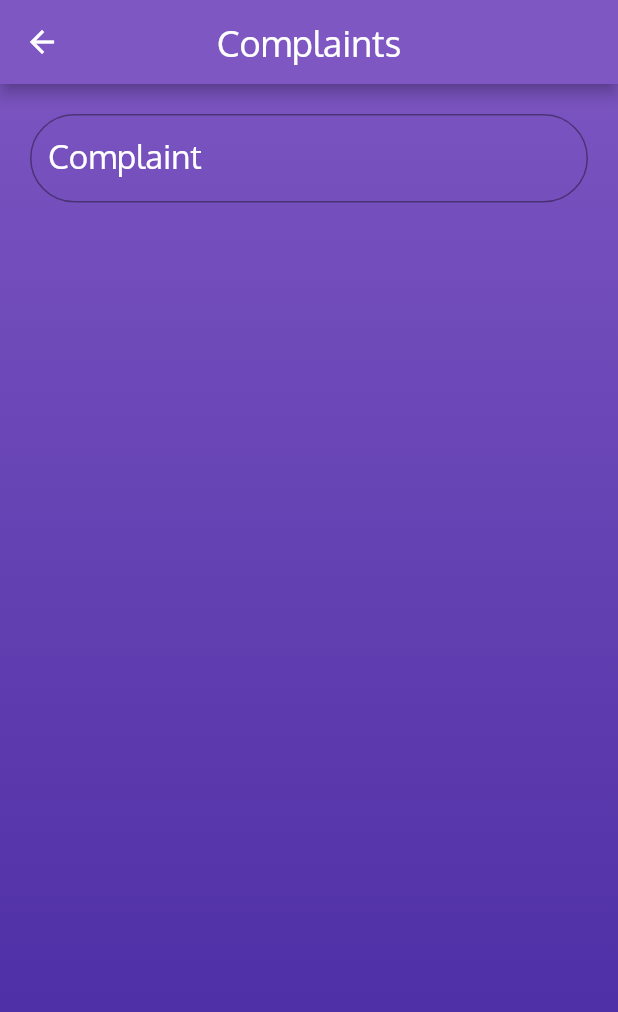
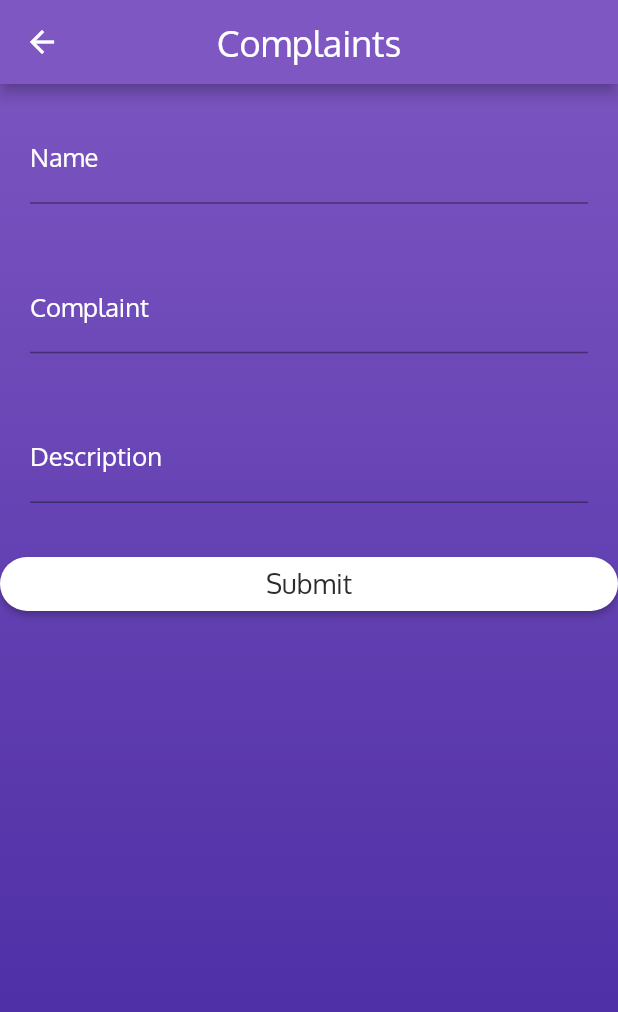
Before and after one commit to dishantzaveri/hostelmanagementappflutter, a Flutter app: the Complaint screen opened directly, on a phone screen of 412 x 824 dp. Shown: the top 1012 px of the screen. Run offline on Flutter 3.47's test engine with Material 2 defaults, Android fonts, the phone set to English and light mode, and no system bars; our stand-ins replace animated_splash_screen, cloud_firestore, firebase_auth, firebase_core, fluttertoast, font_awesome_flutter and 3 more; missing offline and left inert: dart:ffi, razorpay_flutter; accounts and stored records are empty.

Commit message:
add complaints firestore

```diff
--- a/lib/student_files/complaints.dart
+++ b/lib/student_files/complaints.dart
@@ -1,3 +1,4 @@
+import 'package:cloud_firestore/cloud_firestore.dart';
 import 'package:flutter/material.dart';
 import 'package:easydorm/constants.dart';
 
@@ -15,39 +16,72 @@ class _ComplaintState extends State<Complaint> {
 
   final formKey = GlobalKey<FormState>();
   String username = '';
-  late final TextEditingController controller;
-  @override
-  void initState() {
-    super.initState();
-    controller = TextEditingController(text: username);
-  }
-
+  TextEditingController name_controller = TextEditingController();
+  TextEditingController controller = TextEditingController();
+  TextEditingController desc_controller = TextEditingController();
   @override
   void dispose() {
     controller.dispose();
     super.dispose();
   }
 
-  Widget buildName() => Container(
+  Widget buildName() => Column(
+        children: [
+          Container(
             padding: EdgeInsets.all(20),
             decoration: BoxDecoration(),
             child: TextField(
               decoration: InputDecoration(
-            border: OutlineInputBorder(borderRadius: BorderRadius.circular(30)),
+                labelText: 'Name',
+                labelStyle: TextStyle(
+                  color: whiteColor,
+                  fontFamily: "Oxygen",
+                  fontSize: 17,
+                ),
+              ),
+              onChanged: (value) => setState(() => username = value),
+              controller: name_controller,
+            ),
+          ),
+          Container(
+            padding: EdgeInsets.all(20),
+            decoration: BoxDecoration(),
+            child: TextField(
+              decoration: InputDecoration(
                 labelText: 'Complaint',
                 labelStyle: TextStyle(
                   color: whiteColor,
                   fontFamily: "Oxygen",
-              fontSize: 22,
+                  fontSize: 17,
                 ),
               ),
               onChanged: (value) => setState(() => username = value),
               controller: controller,
             ),
+          ),
+          Container(
+            padding: EdgeInsets.all(20),
+            decoration: BoxDecoration(),
+            child: TextField(
+              decoration: InputDecoration(
+                labelText: 'Description',
+                labelStyle: TextStyle(
+                  color: whiteColor,
+                  fontFamily: "Oxygen",
+                  fontSize: 17,
+                ),
+              ),
+              onChanged: (value) => setState(() => username = value),
+              controller: desc_controller,
+            ),
+          ),
+        ],
       );
 
   @override
   Widget build(BuildContext context) {
+    CollectionReference complaints =
+        FirebaseFirestore.instance.collection('Complaints');
     return Scaffold(
       backgroundColor: primaryPurple,
       extendBodyBehindAppBar: true,
@@ -75,6 +109,25 @@ class _ComplaintState extends State<Complaint> {
             children: [
               buildName(),
               SizedBox(height: 10),
+              ElevatedButton(
+                onPressed: () {
+                  complaints
+                      .add({
+                        'Name': name_controller.text,
+                        'title': controller.text,
+                        'desc': desc_controller.text
+                      })
+                      .then((value) => print("Complaint added"))
+                      .catchError((error) => print("Something went wrong"));
+                },
+                child: Text("Submit",
+                    style: TextStyle(
+                        fontFamily: "Oxygen", fontSize: 18, color: greyColor)),
+                style: ElevatedButton.styleFrom(
+                    shape: RoundedRectangleBorder(
+                        borderRadius: BorderRadius.circular(30)),
+                    primary: whiteColor),
+              )
               //button//
             ],
           )
```
Lines whose indentation alone changed are shown as unchanged.
